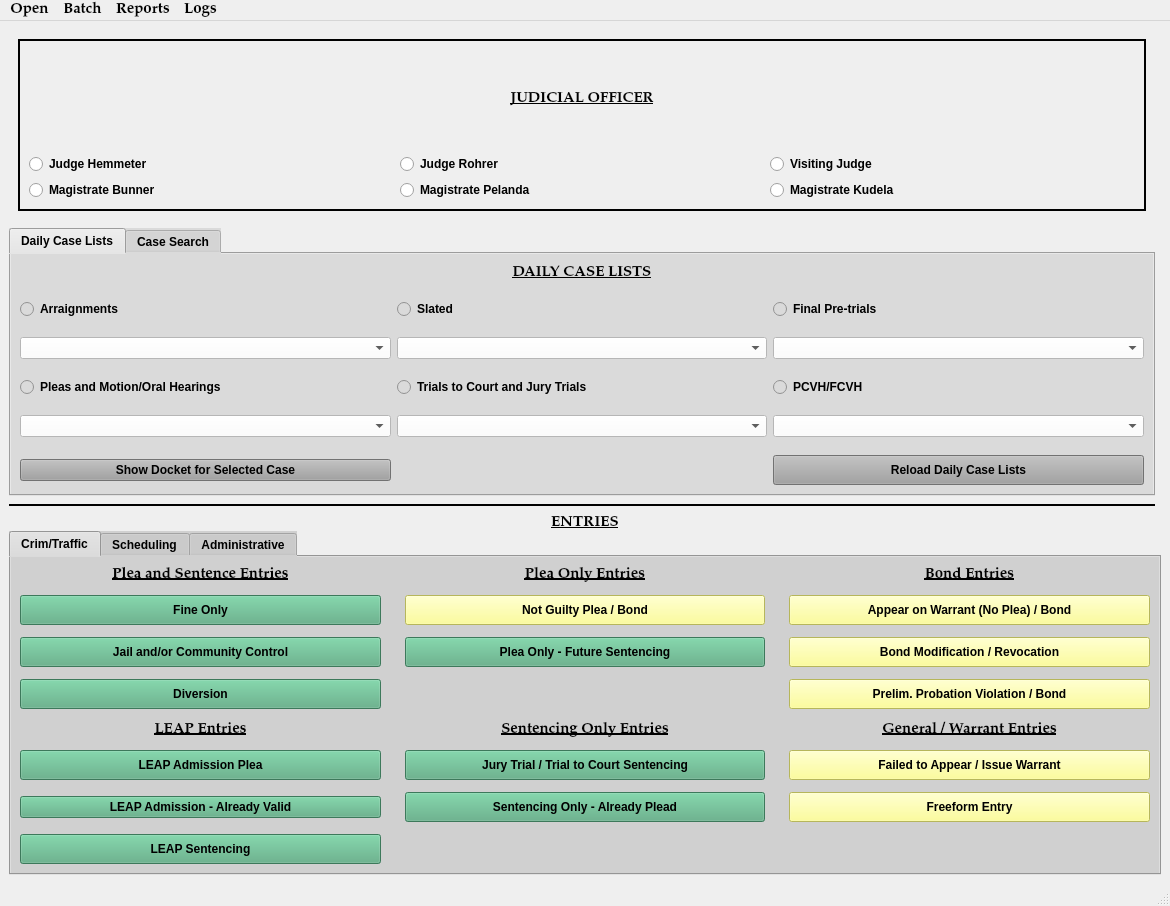
HunterProgram22/MuniEntry, file munientry/views/ui/MainWindow.ui: the form before one commit.
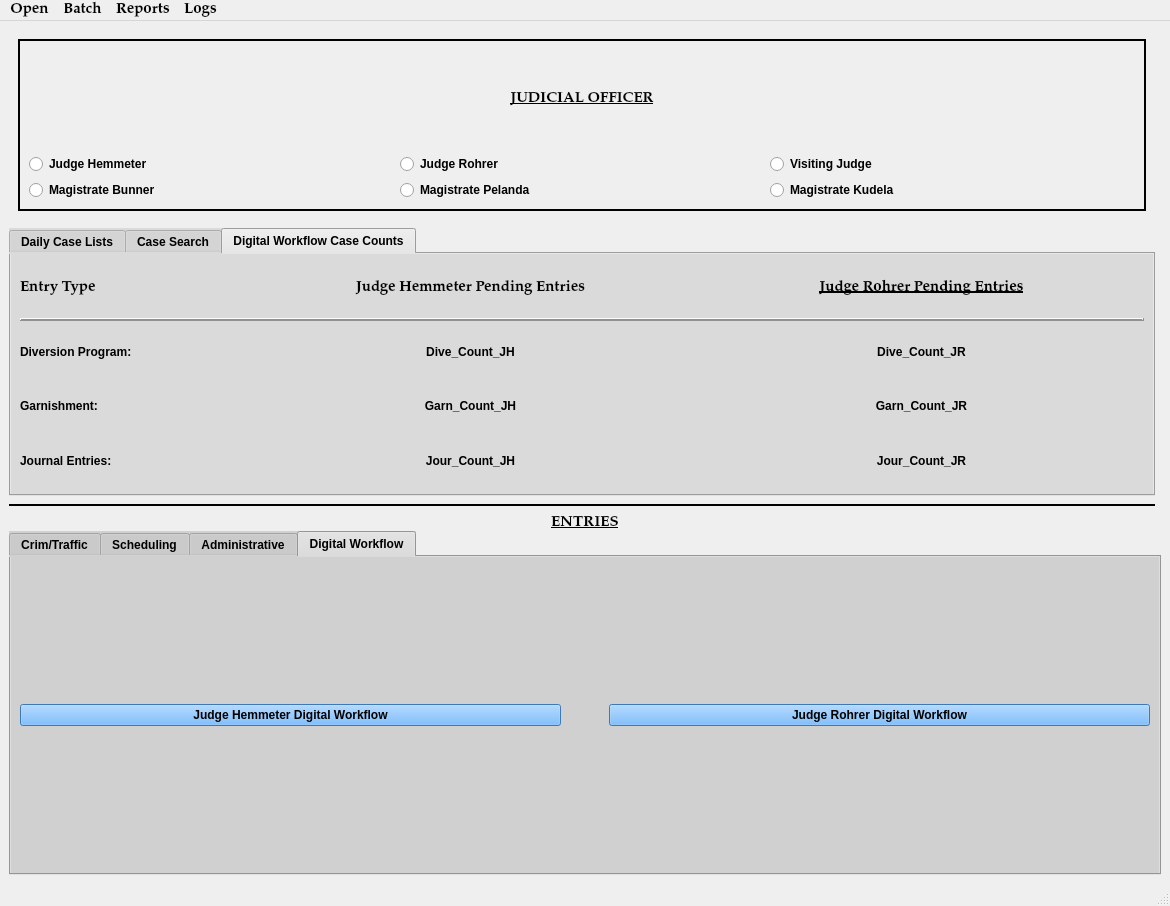
The form after the commit. The open tabs and pages were chosen to show the change. Custom widgets are drawn as their Qt base class.

What changed in the file:
```diff
--- a/munientry/views/ui/MainWindow.ui
+++ b/munientry/views/ui/MainWindow.ui
@@ -907,6 +907,36 @@
             </item>
            </layout>
           </widget>
+          <widget class="QWidget" name="digital_workflow_Tab">
+           <attribute name="title">
+            <string>Digital Workflow</string>
+           </attribute>
+           <layout class="QGridLayout" name="gridLayout_18" rowstretch="1" columnstretch="1,1">
+            <property name="horizontalSpacing">
+             <number>48</number>
+            </property>
+            <item row="0" column="0">
+             <widget class="QPushButton" name="hemmeter_workflowButton">
+              <property name="styleSheet">
+               <string notr="true">background-color: rgb(85, 170, 255);</string>
+              </property>
+              <property name="text">
+               <string>Judge Hemmeter Digital Workflow</string>
+              </property>
+             </widget>
+            </item>
+            <item row="0" column="1">
+             <widget class="QPushButton" name="rohrer_workflowButton">
+              <property name="styleSheet">
+               <string notr="true">background-color: rgb(85, 170, 255);</string>
+              </property>
+              <property name="text">
+               <string>Judge Rohrer Digital Workflow</string>
+              </property>
+             </widget>
+            </item>
+           </layout>
+          </widget>
          </widget>
         </item>
         <item row="0" column="0">
@@ -954,7 +984,7 @@
          </attribute>
          <layout class="QGridLayout" name="gridLayout_11">
           <item row="0" column="0">
-           <layout class="QGridLayout" name="gridLayout_8" rowstretch="1,1,1,1,1,1,0,0" columnstretch="1,1,1">
+           <layout class="QGridLayout" name="gridLayout_8" rowstretch="1,1,1,1,1,1,0,0">
             <property name="verticalSpacing">
              <number>18</number>
             </property>
@@ -1259,6 +1289,166 @@
           </item>
          </layout>
         </widget>
+        <widget class="QWidget" name="digital_workflow_tab">
+         <attribute name="title">
+          <string>Digital Workflow Case Counts</string>
+         </attribute>
+         <layout class="QGridLayout" name="gridLayout_20">
+          <item row="0" column="0">
+           <layout class="QGridLayout" name="gridLayout_19" columnstretch="1,2,2">
+            <item row="2" column="0">
+             <widget class="QLabel" name="hemmeter_dw_count">
+              <property name="text">
+               <string>Diversion Program:</string>
+              </property>
+             </widget>
+            </item>
+            <item row="4" column="2">
+             <widget class="QLabel" name="jour_count_jr_label">
+              <property name="text">
+               <string>Jour_Count_JR</string>
+              </property>
+              <property name="alignment">
+               <set>Qt::AlignCenter</set>
+              </property>
+             </widget>
+            </item>
+            <item row="3" column="2">
+             <widget class="QLabel" name="garn_count_jr_label">
+              <property name="text">
+               <string>Garn_Count_JR</string>
+              </property>
+              <property name="alignment">
+               <set>Qt::AlignCenter</set>
+              </property>
+             </widget>
+            </item>
+            <item row="4" column="0">
+             <widget class="QLabel" name="label_20">
+              <property name="text">
+               <string>Journal Entries:</string>
+              </property>
+             </widget>
+            </item>
+            <item row="4" column="1">
+             <widget class="QLabel" name="jour_count_jh_label">
+              <property name="text">
+               <string>Jour_Count_JH</string>
+              </property>
+              <property name="alignment">
+               <set>Qt::AlignCenter</set>
+              </property>
+             </widget>
+            </item>
+            <item row="2" column="1">
+             <widget class="QLabel" name="dive_count_jh_label">
+              <property name="text">
+               <string>Dive_Count_JH</string>
+              </property>
+              <property name="alignment">
+               <set>Qt::AlignCenter</set>
+              </property>
+             </widget>
+            </item>
+            <item row="3" column="0">
+             <widget class="QLabel" name="label_21">
+              <property name="text">
+               <string>Garnishment: </string>
+              </property>
+             </widget>
+            </item>
+            <item row="3" column="1">
+             <widget class="QLabel" name="garn_count_jh_label">
+              <property name="text">
+               <string>Garn_Count_JH</string>
+              </property>
+              <property name="alignment">
+               <set>Qt::AlignCenter</set>
+              </property>
+             </widget>
+            </item>
+            <item row="2" column="2">
+             <widget class="QLabel" name="dive_count_jr_label">
+              <property name="text">
+               <string>Dive_Count_JR</string>
+              </property>
+              <property name="alignment">
+               <set>Qt::AlignCenter</set>
+              </property>
+             </widget>
+            </item>
+            <item row="0" column="0">
+             <widget class="QLabel" name="label_25">
+              <property name="font">
+               <font>
+                <family>Palatino Linotype</family>
+                <pointsize>11</pointsize>
+                <weight>75</weight>
+                <italic>false</italic>
+                <bold>true</bold>
+               </font>
+              </property>
+              <property name="text">
+               <string>Entry Type</string>
+              </property>
+             </widget>
+            </item>
+            <item row="0" column="1">
+             <widget class="QLabel" name="label_17">
+              <property name="font">
+               <font>
+                <family>Palatino Linotype</family>
+                <pointsize>11</pointsize>
+                <weight>75</weight>
+                <italic>false</italic>
+                <bold>true</bold>
+               </font>
+              </property>
+              <property name="text">
+               <string>Judge Hemmeter Pending Entries</string>
+              </property>
+              <property name="alignment">
+               <set>Qt::AlignCenter</set>
+              </property>
+             </widget>
+            </item>
+            <item row="0" column="2">
+             <widget class="QLabel" name="label_18">
+              <property name="font">
+               <font>
+                <family>Palatino Linotype</family>
+                <pointsize>11</pointsize>
+                <weight>75</weight>
+                <italic>false</italic>
+                <bold>true</bold>
+                <underline>true</underline>
+               </font>
+              </property>
+              <property name="text">
+               <string>Judge Rohrer Pending Entries</string>
+              </property>
+              <property name="alignment">
+               <set>Qt::AlignCenter</set>
+              </property>
+             </widget>
+            </item>
+            <item row="1" column="0" colspan="3">
+             <widget class="Line" name="line_4">
+              <property name="frameShadow">
+               <enum>QFrame::Raised</enum>
+              </property>
+              <property name="lineWidth">
+               <number>2</number>
+              </property>
+              <property name="orientation">
+               <enum>Qt::Horizontal</enum>
+              </property>
+             </widget>
+            </item>
+           </layout>
+          </item>
+         </layout>
+        </widget>
        </widget>
       </item>
      </layout>
```
